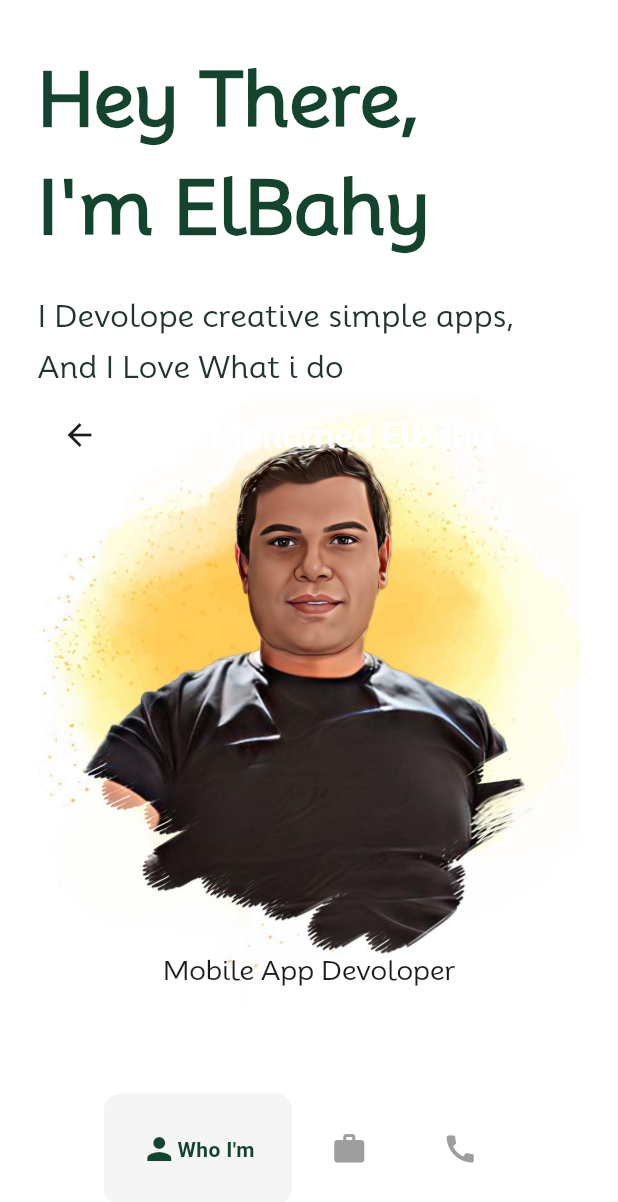
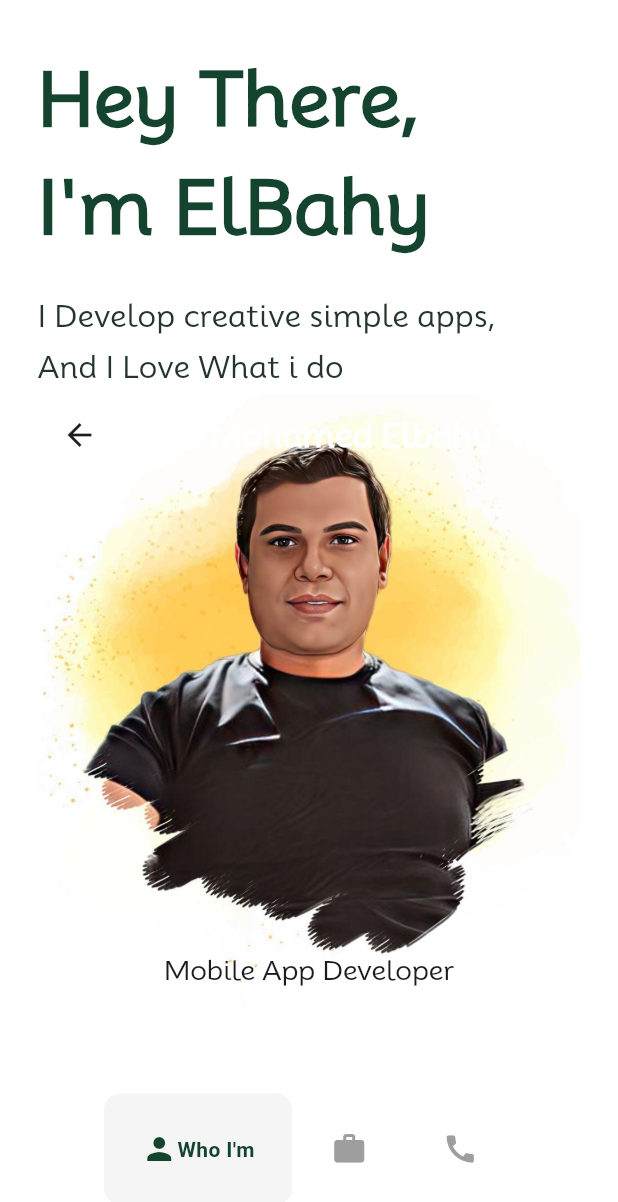
Before and after one commit to elbahy/LIM-Course, a Flutter app: the PortfolioHomePage screen opened directly, on a phone screen of 412 x 824 dp. Shown: the top 1202 px of the screen. Run offline on Flutter 3.47's test engine with Material 2 defaults, Android fonts, the phone set to English and light mode, and no system bars; drawn by our look-alikes of google_nav_bar; our stand-ins replace countup, flutter_bloc, flutter_svg, font_awesome_flutter.

Commit message:
change spiling to some words

```diff
--- a/lib/screens/portfolio_pref.dart
+++ b/lib/screens/portfolio_pref.dart
@@ -29,7 +29,7 @@ class PrefScreen extends StatelessWidget {
               const SliverToBoxAdapter(child: SizedBox(height: 20)),
               const SliverToBoxAdapter(
                 child: Text(
-                  'I Devolope creative simple apps, \nAnd I Love What i do',
+                  'I Develop creative simple apps, \nAnd I Love What i do',
                   style: TextStyle(
                       fontSize: 20,
                       color: regularTextColor,
@@ -56,7 +56,7 @@ class PrefScreen extends StatelessWidget {
                 ),
                 flexibleSpace: const FlexibleSpaceBar(
                   title: Text(
-                    'Mobile App Devoloper',
+                    'Mobile App Developer',
                     style: TextStyle(fontSize: 12, fontFamily: 'Koll'),
                   ),
                   centerTitle: true,
@@ -126,7 +126,7 @@ class PrefScreen extends StatelessWidget {
               const SliverToBoxAdapter(
                   child: WorkTil(
                 icon: Icons.developer_mode_outlined,
-                title: 'Mobile App Devolop',
+                title: 'Mobile App Develop',
                 subTitle: '76 Projects',
                 tilColor: headTextColor,
               )),
```
